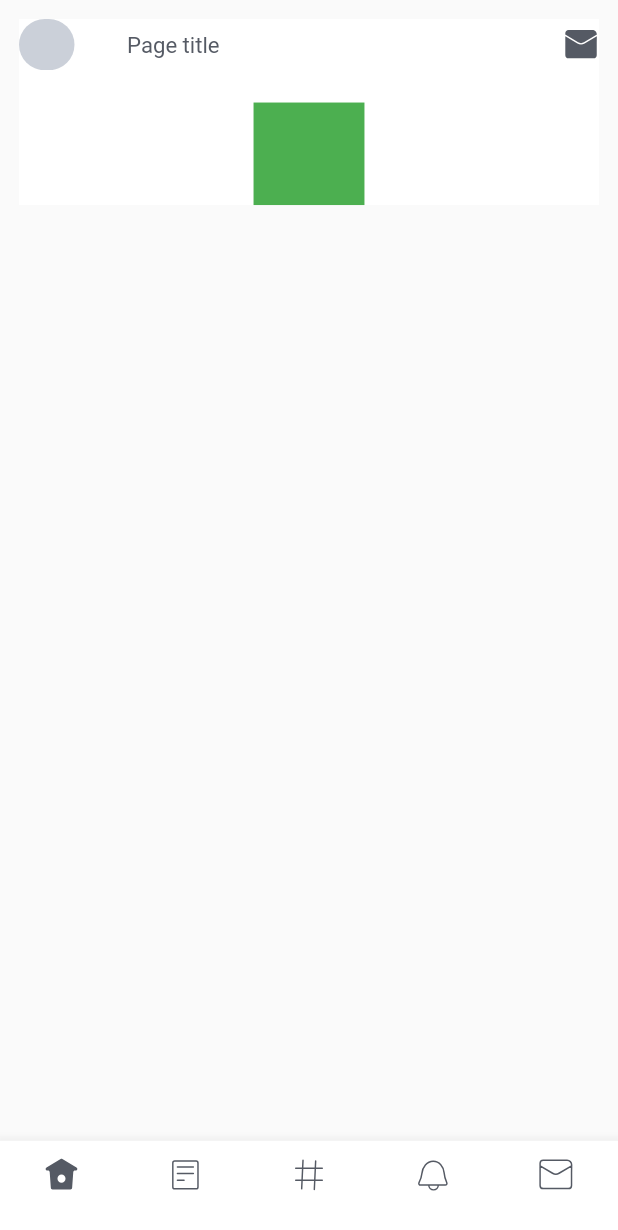
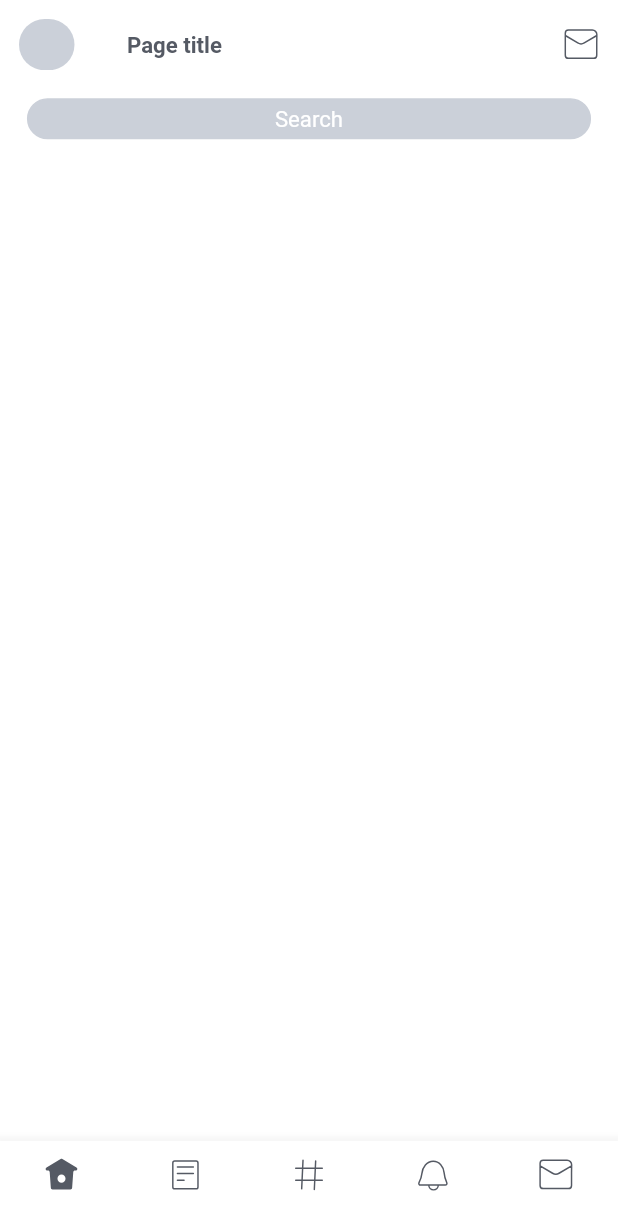
Before and after one commit to bukunmialuko/twitter_ui_kit, a Flutter app: the NavigationRootWidget screen opened by its route, on a phone screen of 412 x 824 dp. Shown: the top 1230 px of the screen. Run offline on Flutter 3.47's test engine with Material 2 defaults, Android fonts, the light colour scheme and no system bars; our stand-ins replace flutter_screenutil, flutter_svg, get_it; project files that could hold a hidden picture were left out.

Commit message:
Worked on page widget

```diff
--- a/lib/src/components/input/root.dart
+++ b/lib/src/components/input/root.dart
@@ -1,5 +1,8 @@
 import 'package:flutter/material.dart';
 import 'package:flutter_screenutil/flutter_screenutil.dart';
+
+import '../../res/colors.dart';
+import 'widget/input_widget.dart';
 
 class InputRootWidget extends StatefulWidget {
   const InputRootWidget({Key? key}) : super(key: key);
@@ -9,16 +12,28 @@ class InputRootWidget extends StatefulWidget {
 }
 
 class _InputRootWidgetState extends State<InputRootWidget> {
+  final TextEditingController _searchController =
+      TextEditingController(text: '');
+
   @override
   Widget build(BuildContext context) {
     return Scaffold(
       // backgroundColor: AppColors.twitterBlack100,
+      appBar: AppBar(
+        elevation: 0,
+        backgroundColor: AppColors.twitterBlue100,
+      ),
       body: SafeArea(
         child: SingleChildScrollView(
-          padding: EdgeInsets.only(left: 10.w),
+          padding: EdgeInsets.only(left: 10.w, right: 10.w),
           child: Column(
             crossAxisAlignment: CrossAxisAlignment.start,
-            children: [],
+            children: [
+              SizedBox(height: 30.h),
+              InputWidget(
+                controller: _searchController,
+              )
+            ],
           ),
         ),
       ),
--- /dev/null
+++ b/lib/src/components/input/widget/input_widget.dart
@@ -0,0 +1,46 @@
+import 'package:flutter/material.dart';
+import 'package:flutter_screenutil/flutter_screenutil.dart';
+
+import '../../../res/colors.dart';
+
+class InputWidget extends StatelessWidget {
+  final Color? color;
+  final TextEditingController controller;
+
+  const InputWidget({Key? key, required this.controller, this.color})
+      : super(key: key);
+
+  @override
+  Widget build(BuildContext context) {
+    return Container(
+      height: 48.h,
+      color: AppColors.twitterWhite100,
+      child: Center(
+        child: Container(
+          height: 28.h,
+          width: 356.w,
+          decoration: BoxDecoration(
+            color: color ?? AppColors.twitterGrey100,
+            border: Border.all(color: color ?? AppColors.twitterGrey100),
+            borderRadius: BorderRadius.circular(30.r),
+          ),
+          padding: EdgeInsets.only(left: 16.w, right: 16.w),
+          child: Center(
+            child: TextFormField(
+              controller: controller,
+              textAlign: TextAlign.center,
+              decoration: InputDecoration.collapsed(
+                hintText: 'Search',
+                hintStyle: TextStyle(
+                  color: AppColors.twitterWhite100,
+                  fontSize: 14.sp,
+                  fontWeight: FontWeight.w400,
+                ),
+              ),
+            ),
+          ),
+        ),
+      ),
+    );
+  }
+}
--- a/lib/src/components/navigation/root.dart
+++ b/lib/src/components/navigation/root.dart
@@ -2,6 +2,7 @@ import 'package:flutter/material.dart';
 import 'package:flutter_screenutil/flutter_screenutil.dart';
 import 'package:twitter_ui_kit/src/components/navigation/widgets/footer_widget.dart';
 
+import '../../res/colors.dart';
 import 'widgets/page_widget.dart';
 import 'widgets/tab_extension.dart';
 
@@ -14,6 +15,9 @@ class NavigationRootWidget extends StatefulWidget {
 
 class _NavigationRootWidgetState extends State<NavigationRootWidget> {
   late Tabs currentTab;
+
+  final TextEditingController _searchController =
+      TextEditingController(text: '');
   @override
   void initState() {
     currentTab = Tabs.home;
@@ -35,9 +39,10 @@ class _NavigationRootWidgetState extends State<NavigationRootWidget> {
     //   ),
     // )
     return Scaffold(
-      // backgroundColor: AppColors.twitterBlack100,
-
-      appBar: PageWidget(),
+      backgroundColor: AppColors.twitterWhite100,
+      appBar: PageWidget(
+        searchController: _searchController,
+      ),
       body: SafeArea(
         child: SingleChildScrollView(
           padding: EdgeInsets.only(left: 10.w),
--- a/lib/src/components/navigation/widgets/page_widget.dart
+++ b/lib/src/components/navigation/widgets/page_widget.dart
@@ -1,13 +1,19 @@
 import 'package:flutter/material.dart';
 import 'package:flutter_screenutil/flutter_screenutil.dart';
 import 'package:flutter_svg/svg.dart';
+import 'package:get_it/get_it.dart';
 import 'package:twitter_ui_kit/src/components/menu/widgets/imagery_widget.dart';
 import 'package:twitter_ui_kit/src/res/colors.dart';
 
+import '../../../navigation/navigation_service.dart';
 import '../../../res/assets.dart';
+import '../../input/widget/input_widget.dart';
 
 class PageWidget extends StatelessWidget implements PreferredSizeWidget {
-  const PageWidget({Key? key}) : super(key: key);
+  final TextEditingController searchController;
+
+  const PageWidget({Key? key, required this.searchController})
+      : super(key: key);
 
   @override
   Widget build(BuildContext context) {
@@ -24,20 +30,25 @@ class PageWidget extends StatelessWidget implements PreferredSizeWidget {
             fontSize: 14.sp,
             color: AppColors.twitterStale100,
             fontStyle: FontStyle.normal,
-            fontWeight: FontWeight.w400,
+            fontWeight: FontWeight.w700,
           ),
         ),
-        leading: Align(
-          alignment: Alignment.centerLeft,
-          child: ImageryWidget(
-            width: 35.w,
-            height: 35.w,
-            color: AppColors.twitterGrey100,
+        leading: GestureDetector(
+          onTap: () {
+            GetIt.I.get<NavigationService>().back();
+          },
+          child: Align(
+            alignment: Alignment.centerLeft,
+            child: ImageryWidget(
+              width: 35.w,
+              height: 35.w,
+              color: AppColors.twitterGrey100,
+            ),
           ),
         ),
         actions: [
           SvgPicture.asset(
-            Assets.INBOX_SELECTED,
+            Assets.INBOX,
             width: 24.r,
             height: 24.r,
             color: AppColors.twitterStale100,
@@ -45,11 +56,10 @@ class PageWidget extends StatelessWidget implements PreferredSizeWidget {
         ],
         flexibleSpace: Align(
           alignment: Alignment.bottomCenter,
-          child: Container(
-            height: 70.h,
-            width: 70.w,
-            child: Container(
-              color: Colors.green,
+          child: Padding(
+            padding: EdgeInsets.only(bottom: 12.h),
+            child: InputWidget(
+              controller: searchController,
             ),
           ),
         ),
@@ -58,5 +68,5 @@ class PageWidget extends StatelessWidget implements PreferredSizeWidget {
   }
 
   @override
-  Size get preferredSize => Size.fromHeight(153.h);
+  Size get preferredSize => Size.fromHeight(130.h);
 }
--- a/lib/src/screens/tweet/root.dart
+++ b/lib/src/screens/tweet/root.dart
@@ -1,9 +1,11 @@
 import 'package:flutter/material.dart';
 import 'package:flutter_screenutil/flutter_screenutil.dart';
 import 'package:flutter_svg/flutter_svg.dart';
+import 'package:get_it/get_it.dart';
 import 'package:twitter_ui_kit/src/components/buttons/widgets/twitter_button.dart';
 import 'package:twitter_ui_kit/src/res/colors.dart';
 
+import '../../navigation/navigation_service.dart';
 import '../../res/assets.dart';
 
 class TweetRootWidget extends StatelessWidget {
@@ -45,7 +47,9 @@ class TweetRootWidget extends StatelessWidget {
                         width: 50,
                         height: 40.h,
                         text: 'Tweet',
-                        onPressed: () {},
+                        onPressed: () {
+                          GetIt.I.get<NavigationService>().back();
+                        },
                       )
                     ],
                   ),
```
